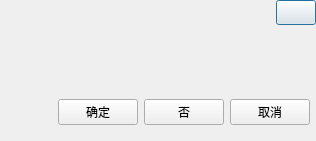
jjzhang166/QtBaseUI, file QtBaseUI/Src/MessageBox.ui: the form before one commit.
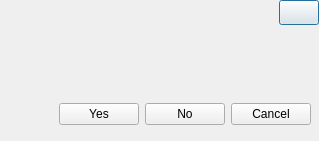
The form after the commit. Icons and pictures are not drawn. Custom widgets are drawn as their Qt base class.

Patch:
```diff
--- a/QtBaseUI/Src/MessageBox.ui
+++ b/QtBaseUI/Src/MessageBox.ui
@@ -6,7 +6,7 @@
    <rect>
     <x>0</x>
     <y>0</y>
-    <width>296</width>
+    <width>319</width>
     <height>141</height>
    </rect>
   </property>
@@ -156,21 +156,21 @@
             <item>
              <widget class="QPushButton" name="btnYes">
               <property name="text">
-               <string notr="true">确定</string>
+               <string notr="true">Yes</string>
               </property>
              </widget>
             </item>
             <item>
              <widget class="QPushButton" name="btnNo">
               <property name="text">
-               <string notr="true">否</string>
+               <string>No</string>
               </property>
              </widget>
             </item>
             <item>
              <widget class="QPushButton" name="btnCancel">
               <property name="text">
-               <string notr="true">取消</string>
+               <string>Cancel</string>
               </property>
              </widget>
             </item>
```
Left out of the diff: 5 changed lines with no effect on the pictures.
